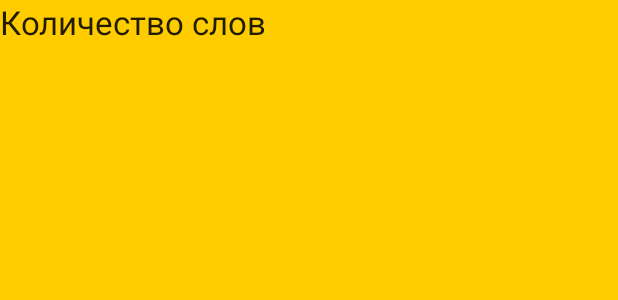
After one commit to Nadtochii/boom, an Android app: the layout fragment_info.xml on its own in the app's theme, with its tools: preview values and no code run, on a phone screen of 412 x 824 dp. The commit adds this screen. Shown: the top 300 px of the screen. Run offline under Robolectric (Android 15) with nearby library versions, the phone set to English and light mode, and no system bars.

Commit message:
Add info view

```diff
--- /dev/null
+++ b/app/src/main/res/layout/fragment_info.xml
@@ -0,0 +1,35 @@
+<?xml version="1.0" encoding="utf-8"?>
+<RelativeLayout xmlns:android="http://schemas.android.com/apk/res/android"
+    android:orientation="vertical" android:layout_width="match_parent"
+    android:layout_height="match_parent"
+    android:background="@color/backgroundColor">
+
+    <LinearLayout
+        android:orientation="vertical"
+        android:layout_width="match_parent"
+        android:layout_height="match_parent"
+        android:layout_alignParentTop="true"
+        android:layout_centerHorizontal="true">
+
+        <LinearLayout
+            android:orientation="horizontal"
+            android:layout_width="match_parent"
+            android:layout_height="match_parent">
+
+            <TextView
+                android:layout_width="wrap_content"
+                android:layout_height="wrap_content"
+                android:textAppearance="?android:attr/textAppearanceLarge"
+                android:text="@string/words_number"
+                android:id="@+id/textWordsNumber"/>
+
+            <TextView
+                android:layout_width="wrap_content"
+                android:layout_height="wrap_content"
+                android:id="@+id/wordsNumber"
+                android:textSize="20sp" />
+        </LinearLayout>
+
+    </LinearLayout>
+
+</RelativeLayout>
--- a/app/src/main/res/layout/fragment_teams.xml
+++ b/app/src/main/res/layout/fragment_teams.xml
@@ -12,7 +12,7 @@
         android:background="@color/btnBackgroundColor"
         android:layout_marginBottom="@dimen/margin_bottom"
         android:text="@string/next"
-        android:id="@+id/button" />
+        android:id="@+id/nextButton" />
 
     <LinearLayout
         android:orientation="vertical"
@@ -79,7 +79,7 @@
                 android:layout_weight="1"
                 android:id="@+id/levelSeekBar"
                 android:layout_gravity="center_horizontal"
-                android:max="8"/>
+                android:max="5"/>
 
             <TextView
                 android:id="@+id/levelTextView"
--- a/app/src/main/res/values/dims.xml
+++ b/app/src/main/res/values/dims.xml
@@ -4,5 +4,5 @@
     <dimen name="mainBtnWidth">260dp</dimen>
     <dimen name="teamBtnHeight">50dp</dimen>
     <dimen name="teamBtnWidth">260dp</dimen>
-    <dimen name="margin_bottom">10dp</dimen>
+    <dimen name="margin_bottom">30dp</dimen>
 </resources>
--- a/app/src/main/res/values/strings.xml
+++ b/app/src/main/res/values/strings.xml
@@ -6,4 +6,6 @@
     <string name="next">Дальше</string>
     <string name="teams_number">Количество команд</string>
     <string name="level">Уровень</string>
+    <string name="words_number">Количество слов</string>
+    <string name="round_tima">Время раунда</string>
 </resources>
```
Also changed, not shown: app/src/main/java/com/example/sasha/myapplication/fragments/FragmentInfo.java (added, +25 -0 lines), app/src/main/java/com/example/sasha/myapplication/fragments/FragmentTeams.java (+20 -5 lines), app/src/main/java/com/example/sasha/myapplication/game/Game.java (+4 -4 lines).
